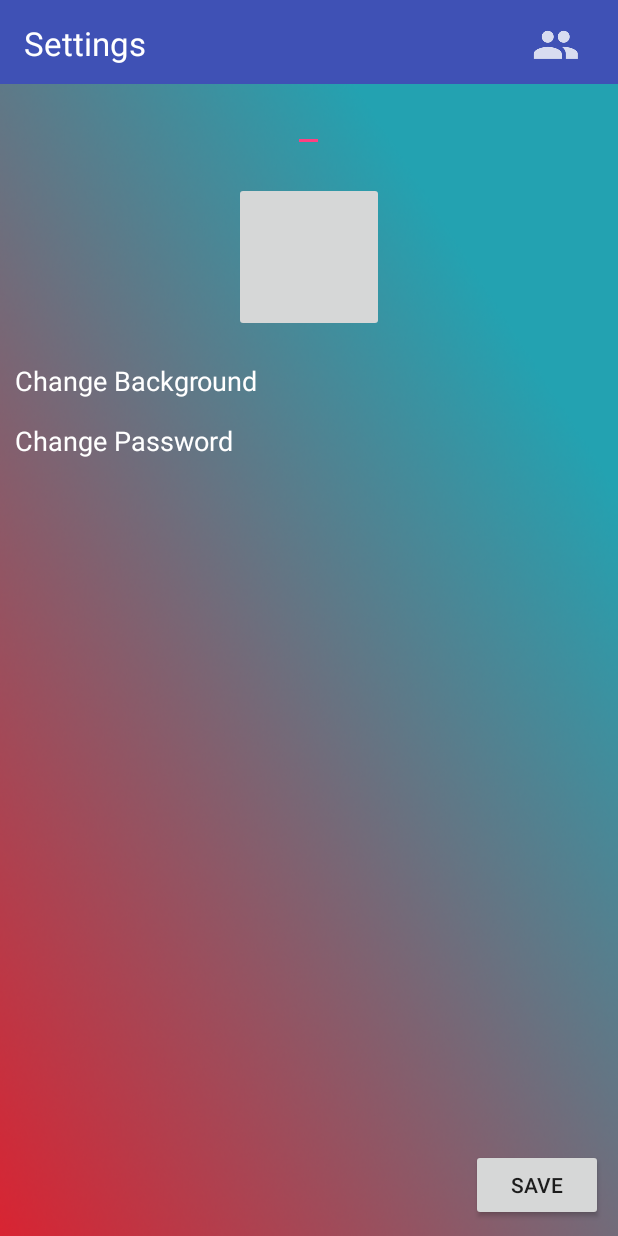
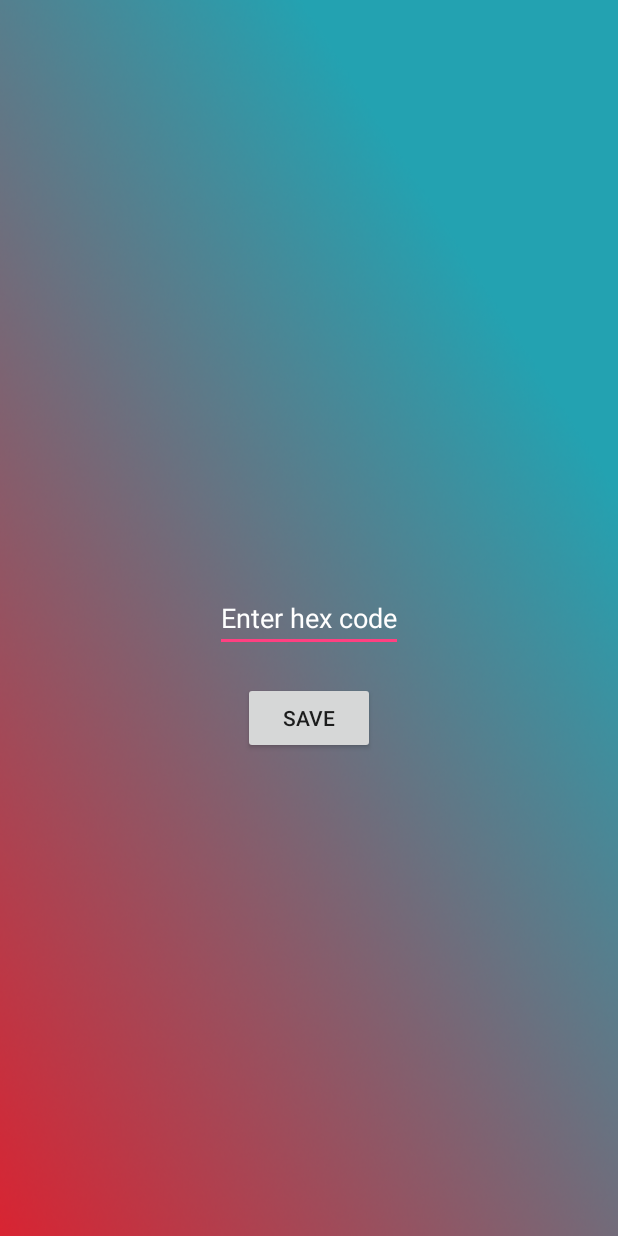
Before and after one commit to joeconstan/BreakfastApp, an Android app: the Settings screen opened directly, with no data from a screen before it, after a tap on "Change Background", on a phone screen of 412 x 824 dp. Run offline under Robolectric (Android 15) with nearby library versions, the phone set to English and light mode, and no system bars; our stand-ins replace Firebase (no records; nobody signed in at launch, a user with empty details on screens opened directly); libraries missing offline, so code that uses them is left out: com.firebase.ui.

Commit message:
background color

```diff
--- a/app/src/main/AndroidManifest.xml
+++ b/app/src/main/AndroidManifest.xml
@@ -57,6 +57,9 @@
         <activity android:name=".ForgotPassword">
 
         </activity>
+        <activity android:name=".BackgroundColor">
+
+        </activity>
     </application>
 
 </manifest>
--- /dev/null
+++ b/app/src/main/java/com/arealbreakfast/breakfastapp/BackgroundColor.java
@@ -0,0 +1,39 @@
+package com.arealbreakfast.breakfastapp;
+
+import android.content.Context;
+import android.content.Intent;
+import android.content.SharedPreferences;
+import android.os.Bundle;
+import android.support.annotation.Nullable;
+import android.support.v7.app.AppCompatActivity;
+import android.view.View;
+import android.widget.Button;
+import android.widget.EditText;
+
+
+public class BackgroundColor extends AppCompatActivity {
+    @Override
+    protected void onCreate(@Nullable Bundle savedInstanceState) {
+        super.onCreate(savedInstanceState);
+        setContentView(R.layout.activity_background_color);
+
+
+        Button saveButton = (Button) findViewById(R.id.backgroundcolorbuttonsave);
+        saveButton.setOnClickListener(new View.OnClickListener() {
+            @Override
+            public void onClick(View v) {
+                EditText et = (EditText) findViewById(R.id.hexcodebackgroundet);
+                SharedPreferences prefs = getSharedPreferences("settings", Context.MODE_PRIVATE);
+                SharedPreferences.Editor editor = prefs.edit();
+                editor.putString("backgroundcolor", et.getText().toString());
+                editor.apply();
+                //Intent intent = new Intent(v.getContext(), Settings.class);
+                //startActivity(intent);
+                BackgroundColor.super.onBackPressed();
+
+
+            }
+        });
+
+    }
+}
--- a/app/src/main/java/com/arealbreakfast/breakfastapp/ComposeRecipient.java
+++ b/app/src/main/java/com/arealbreakfast/breakfastapp/ComposeRecipient.java
@@ -1,6 +1,9 @@
 package com.arealbreakfast.breakfastapp;
 
+import android.content.Context;
 import android.content.Intent;
+import android.content.SharedPreferences;
+import android.graphics.Color;
 import android.os.Bundle;
 import android.support.annotation.Nullable;
 import android.support.v7.app.AppCompatActivity;
@@ -9,6 +12,7 @@ import android.view.View;
 import android.widget.AdapterView;
 import android.widget.ArrayAdapter;
 import android.widget.ListView;
+import android.widget.RelativeLayout;
 
 import com.google.firebase.auth.FirebaseAuth;
 import com.google.firebase.database.ChildEventListener;
@@ -38,6 +42,8 @@ public class ComposeRecipient extends AppCompatActivity {
     protected void onCreate(@Nullable Bundle savedInstanceState) {
         super.onCreate(savedInstanceState);
         setContentView(R.layout.activity_compose_recipient);
+        setContentView(R.layout.activity_compose_recipient);
+
         final Intent intent = new Intent(this, ComposeMessage.class);
         final ArrayList<String> friends = new ArrayList<>();
 
--- a/app/src/main/java/com/arealbreakfast/breakfastapp/MainFragmentPager.java
+++ b/app/src/main/java/com/arealbreakfast/breakfastapp/MainFragmentPager.java
@@ -1,7 +1,10 @@
 package com.arealbreakfast.breakfastapp;
 
+import android.content.Context;
 import android.content.Intent;
 import android.content.IntentFilter;
+import android.content.SharedPreferences;
+import android.graphics.Color;
 import android.os.Bundle;
 import android.support.annotation.Nullable;
 import android.support.design.widget.TabLayout;
@@ -14,6 +17,7 @@ import android.support.v4.view.PagerAdapter;
 import android.support.v4.view.ViewPager;
 import android.view.View;
 import android.widget.ImageButton;
+import android.widget.RelativeLayout;
 
 
 public class MainFragmentPager extends FragmentActivity {
@@ -27,10 +31,10 @@ public class MainFragmentPager extends FragmentActivity {
         super.onCreate(savedInstanceState);
         setContentView(R.layout.viewpager);
         MessageBroadcastReceiver receiver = new MessageBroadcastReceiver();
-        //registerReceiver(receiver, new IntentFilter("newmessage"));
 
         LocalBroadcastManager.getInstance(getApplicationContext()).registerReceiver(receiver,
                 new IntentFilter("newmessage"));
+
 
         mPager = (ViewPager) findViewById(R.id.pager);
         mPagerAdapter = new LobbyPager(getSupportFragmentManager());
--- a/app/src/main/java/com/arealbreakfast/breakfastapp/Settings.java
+++ b/app/src/main/java/com/arealbreakfast/breakfastapp/Settings.java
@@ -1,8 +1,11 @@
 package com.arealbreakfast.breakfastapp;
 
 import android.app.Activity;
+import android.content.Context;
 import android.content.Intent;
+import android.content.SharedPreferences;
 import android.graphics.Bitmap;
+import android.graphics.Color;
 import android.media.Image;
 import android.net.Uri;
 import android.os.Bundle;
@@ -16,6 +19,7 @@ import android.widget.Button;
 import android.widget.EditText;
 import android.widget.ImageButton;
 import android.widget.ImageView;
+import android.widget.RelativeLayout;
 import android.widget.TextView;
 
 import com.bumptech.glide.Glide;
@@ -92,10 +96,31 @@ public class Settings extends AppCompatActivity {
     }
 
     @Override
+    protected void onResume() {
+        super.onResume();
+
+
+        SharedPreferences settings = getSharedPreferences("settings",
+                Context.MODE_PRIVATE);
+        String colorId = settings.getString("backgroundcolor", "#FFFFFF");
+        if (!colorId.equals("")) {
+            RelativeLayout settingslayout = (RelativeLayout) findViewById(R.id.settingslayout);
+            settingslayout.setBackgroundColor(Color.parseColor(colorId));
+        }
+    }
+
+    @Override
     protected void onCreate(@Nullable Bundle savedInstanceState) {
         super.onCreate(savedInstanceState);
         setContentView(R.layout.activity_settings);
 
+        SharedPreferences settings = getSharedPreferences("settings",
+                Context.MODE_PRIVATE);
+        String colorId = settings.getString("backgroundcolor", "#FFFFFF");
+        if (!colorId.equals("")) {
+            RelativeLayout settingslayout = (RelativeLayout) findViewById(R.id.settingslayout);
+            settingslayout.setBackgroundColor(Color.parseColor(colorId));
+        }
         EditText username = (EditText) findViewById(R.id.settingsName);
         username.setText(mAuth.getCurrentUser().getDisplayName());
         final ImageButton imageButton = (ImageButton) findViewById(R.id.settingsImageButton);
@@ -105,7 +130,8 @@ public class Settings extends AppCompatActivity {
         backgroundtv.setOnClickListener(new View.OnClickListener() {
             @Override
             public void onClick(View v) {
-
+                Intent intent = new Intent(v.getContext(), BackgroundColor.class);
+                startActivity(intent);
             }
         });
         TextView passwordtv = (TextView) findViewById(R.id.settingsChangePasswordtv);
@@ -115,7 +141,6 @@ public class Settings extends AppCompatActivity {
 
             }
         });
-
 
 
         imageButton.setOnClickListener(new View.OnClickListener() {
--- /dev/null
+++ b/app/src/main/res/layout/activity_background_color.xml
@@ -0,0 +1,28 @@
+<?xml version="1.0" encoding="utf-8"?>
+<RelativeLayout xmlns:android="http://schemas.android.com/apk/res/android"
+    android:layout_width="match_parent" android:layout_height="match_parent"
+    android:background="@drawable/backgroundrevised"
+    >
+
+
+    <EditText
+        android:layout_width="wrap_content"
+        android:layout_height="wrap_content"
+        android:hint="Enter hex code"
+        android:textColorHint="#FFFFFF"
+        android:id="@+id/hexcodebackgroundet"
+        android:layout_centerHorizontal="true"
+        android:layout_centerVertical="true"
+        />
+
+    <Button
+        android:layout_below="@id/hexcodebackgroundet"
+        android:layout_marginTop="20dp"
+        android:layout_centerHorizontal="true"
+        android:layout_width="wrap_content"
+        android:layout_height="wrap_content"
+        android:text="Save"
+        android:id="@+id/backgroundcolorbuttonsave"
+        />
+
+</RelativeLayout>
--- a/app/src/main/res/layout/activity_settings.xml
+++ b/app/src/main/res/layout/activity_settings.xml
@@ -2,6 +2,7 @@
 <RelativeLayout xmlns:android="http://schemas.android.com/apk/res/android"
     android:layout_width="match_parent"
     android:layout_height="match_parent"
+    android:id="@+id/settingslayout"
     android:background="@drawable/backgroundrevised">
 
     <android.support.v7.widget.Toolbar
@@ -51,7 +52,6 @@
         android:layout_height="wrap_content"
         android:layout_centerHorizontal="true"
         android:text="name"
-        android:textColor="#FFFFFF"
         android:layout_below="@+id/custom_toolbar_settings"
         />
 
@@ -67,7 +67,6 @@
         android:id="@+id/settingsChangeBackgroundtv"
         android:layout_width="wrap_content"
         android:text="Change Background"
-        android:textColor="#FFFFFF"
         android:textSize="18sp"
         android:layout_marginLeft="10dp"
         android:layout_height="wrap_content"
@@ -78,7 +77,6 @@
         android:id="@+id/settingsChangePasswordtv"
         android:layout_width="wrap_content"
         android:text="Change Password"
-        android:textColor="#FFFFFF"
         android:textSize="18sp"
         android:layout_marginLeft="10dp"
         android:layout_height="wrap_content"
```
